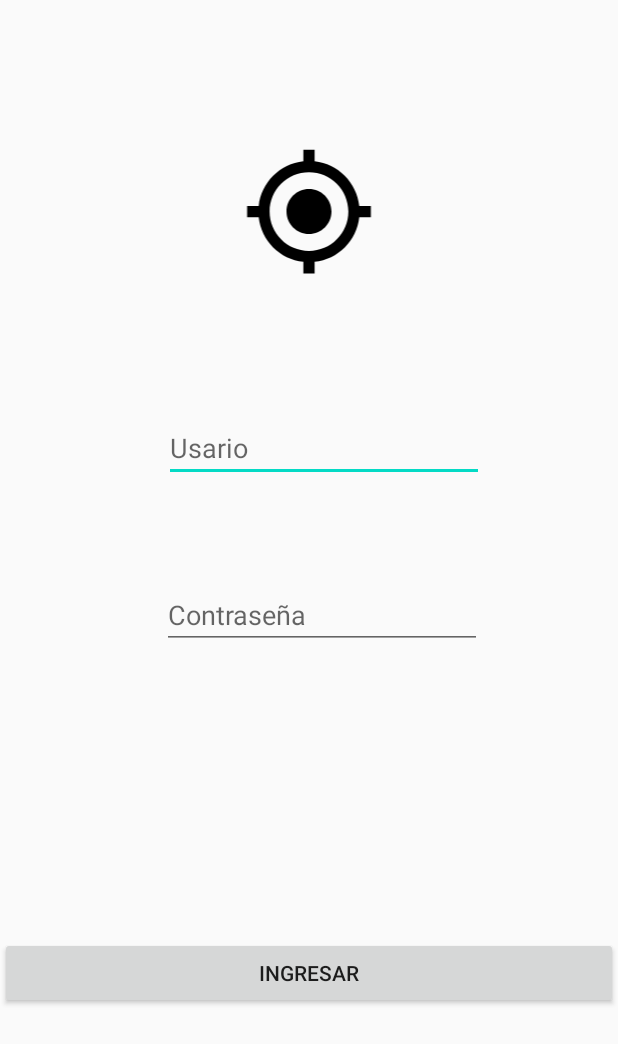
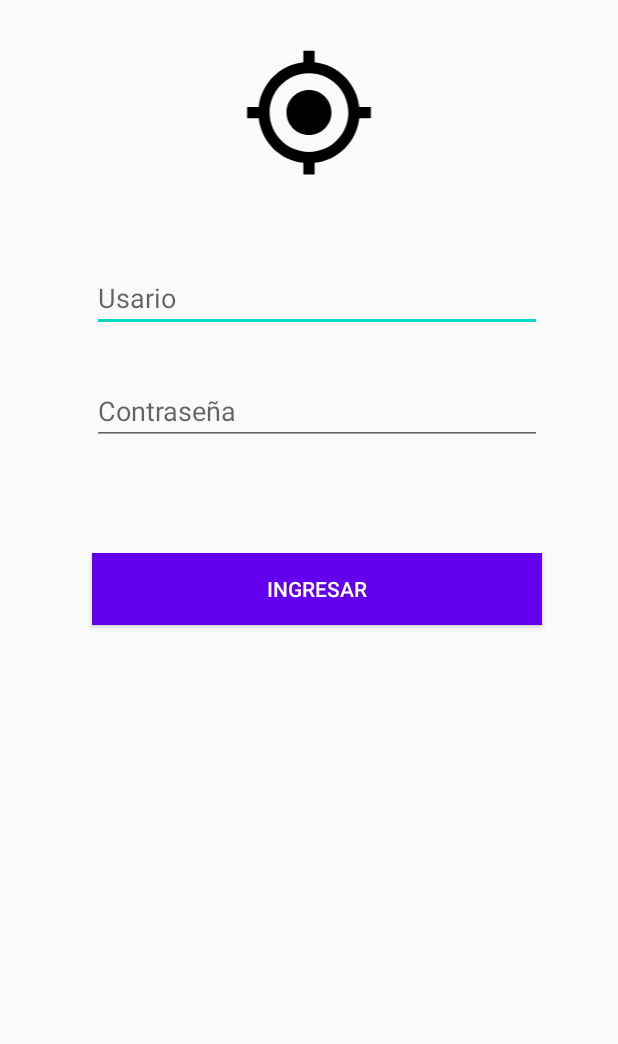
Before and after one commit to KevinCastellanos/pdm-proyecto2, an Android app: the screen it shows after launch (Login2Activity), on a phone screen of 412 x 824 dp. Shown: the top 1044 px of the screen. Run offline under Robolectric (Android 15) with nearby library versions, the phone set to English and light mode, and no system bars.

Commit message:
ui redisenada

```diff
--- a/app/src/main/res/layout/activity_login2.xml
+++ b/app/src/main/res/layout/activity_login2.xml
@@ -9,14 +9,16 @@
 
     <Button
         android:id="@+id/button_ingresar"
-        android:layout_width="0dp"
+        android:layout_width="300dp"
         android:layout_height="wrap_content"
         android:layout_marginTop="40dp"
+        android:layout_marginBottom="375dp"
+        android:background="@color/colorPrimary"
         android:text="Ingresar"
+        android:textColor="@android:color/white"
         app:layout_constraintBottom_toBottomOf="parent"
-        app:layout_constraintEnd_toEndOf="parent"
-        app:layout_constraintHorizontal_bias="0.0"
-        app:layout_constraintStart_toStartOf="parent"
+        app:layout_constraintEnd_toEndOf="@+id/contraseña"
+        app:layout_constraintStart_toStartOf="@+id/contraseña"
         app:layout_constraintTop_toBottomOf="@+id/contraseña" />
 
     <ImageView
@@ -24,7 +26,7 @@
         android:layout_width="0dp"
         android:layout_height="90dp"
         android:layout_marginTop="30dp"
-        android:layout_marginBottom="24dp"
+        android:layout_marginBottom="28dp"
         android:src="@drawable/ic_location24dp"
         app:layout_constraintBottom_toTopOf="@+id/correo"
         app:layout_constraintEnd_toEndOf="parent"
@@ -34,33 +36,32 @@
 
     <EditText
         android:id="@+id/correo"
-        android:layout_width="wrap_content"
-        android:layout_height="45dp"
+        android:layout_width="300dp"
+        android:layout_height="wrap_content"
+        android:layout_marginTop="28dp"
+        android:layout_marginBottom="30dp"
         android:ems="10"
         android:hint="Usario"
         android:inputType="textPersonName"
         app:layout_constraintBottom_toTopOf="@+id/contraseña"
         app:layout_constraintEnd_toEndOf="parent"
-        app:layout_constraintHorizontal_bias="0.55"
+        app:layout_constraintHorizontal_bias="0.547"
         app:layout_constraintStart_toStartOf="parent"
-        app:layout_constraintTop_toBottomOf="@+id/imageView"
-        app:layout_constraintVertical_bias="0.41000003" />
+        app:layout_constraintTop_toBottomOf="@+id/imageView" />
 
     <EditText
         android:id="@+id/contraseña"
-        android:layout_width="213dp"
+        android:layout_width="300dp"
         android:layout_height="wrap_content"
         android:layout_marginStart="16dp"
-        android:layout_marginTop="50dp"
+        android:layout_marginTop="30dp"
         android:layout_marginEnd="16dp"
         android:ems="10"
         android:hint="Contraseña"
         android:inputType="textPersonName"
-        app:layout_constraintBottom_toTopOf="@+id/button_ingresar"
         app:layout_constraintEnd_toEndOf="parent"
-        app:layout_constraintHorizontal_bias="0.55"
+        app:layout_constraintHorizontal_bias="0.566"
         app:layout_constraintStart_toStartOf="parent"
-        app:layout_constraintTop_toBottomOf="@+id/imageView"
-        app:layout_constraintVertical_bias="0.18" />
+        app:layout_constraintTop_toBottomOf="@+id/correo" />
 
 </androidx.constraintlayout.widget.ConstraintLayout>
```
